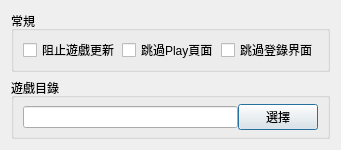
Above: resources/ui/Ui_Config.ui from starmcc/qs-beanfun-5 before the change. Below: the same form after it.
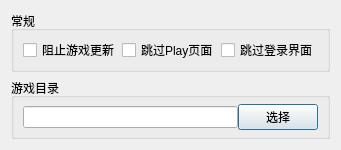
That is the form after the change.

The edit to the form file:
```diff
--- a/resources/ui/Ui_Config.ui
+++ b/resources/ui/Ui_Config.ui
@@ -20,7 +20,7 @@
    <item>
     <widget class="QGroupBox" name="groupBox_normal">
      <property name="title">
-      <string>常規</string>
+      <string>常规</string>
      </property>
      <layout class="QGridLayout" name="gridLayout">
       <property name="topMargin">
@@ -35,21 +35,21 @@
       <item row="0" column="0">
        <widget class="QCheckBox" name="checkBox_stopUpdate">
         <property name="text">
-         <string>阻止遊戲更新</string>
+         <string>阻止游戏更新</string>
         </property>
        </widget>
       </item>
       <item row="0" column="1">
        <widget class="QCheckBox" name="checkBox_closeStartWindow">
         <property name="text">
-         <string>跳過Play頁面</string>
+         <string>跳过Play页面</string>
         </property>
        </widget>
       </item>
       <item row="0" column="2">
        <widget class="QCheckBox" name="checkBox_passInput">
         <property name="text">
-         <string>跳過登錄界面</string>
+         <string>跳过登录界面</string>
         </property>
        </widget>
       </item>
@@ -59,7 +59,7 @@
    <item>
     <widget class="QGroupBox" name="groupBox_gamePath">
      <property name="title">
-      <string>遊戲目錄</string>
+      <string>游戏目录</string>
      </property>
      <layout class="QHBoxLayout" name="horizontalLayout" stretch="10,1">
       <property name="spacing">
@@ -81,7 +81,7 @@
       <item>
        <widget class="QPushButton" name="pushButton_gamePath">
         <property name="text">
-         <string>選擇</string>
+         <string>选择</string>
         </property>
        </widget>
       </item>
```
Left out of the diff: 2 changed lines with no effect on the pictures.
